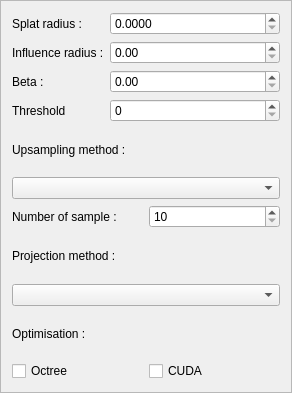
Old version of the form Plugins/PointyCloud/src/UI/PointyCloudUI.ui in the repository ChristopheClaustre/Radium-Engine.
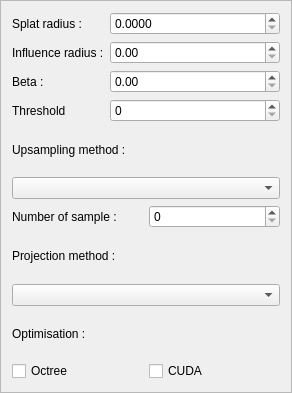
New version of the form.

The edit to the form file:
```diff
--- a/Plugins/PointyCloud/src/UI/PointyCloudUI.ui
+++ b/Plugins/PointyCloud/src/UI/PointyCloudUI.ui
@@ -218,15 +218,6 @@
        <property name="keyboardTracking">
         <bool>false</bool>
        </property>
-       <property name="minimum">
-        <number>10</number>
-       </property>
-       <property name="maximum">
-        <number>1000</number>
-       </property>
-       <property name="singleStep">
-        <number>10</number>
-       </property>
       </widget>
      </item>
     </layout>
```
Left out of the diff: 3 changed lines with no effect on the pictures.
